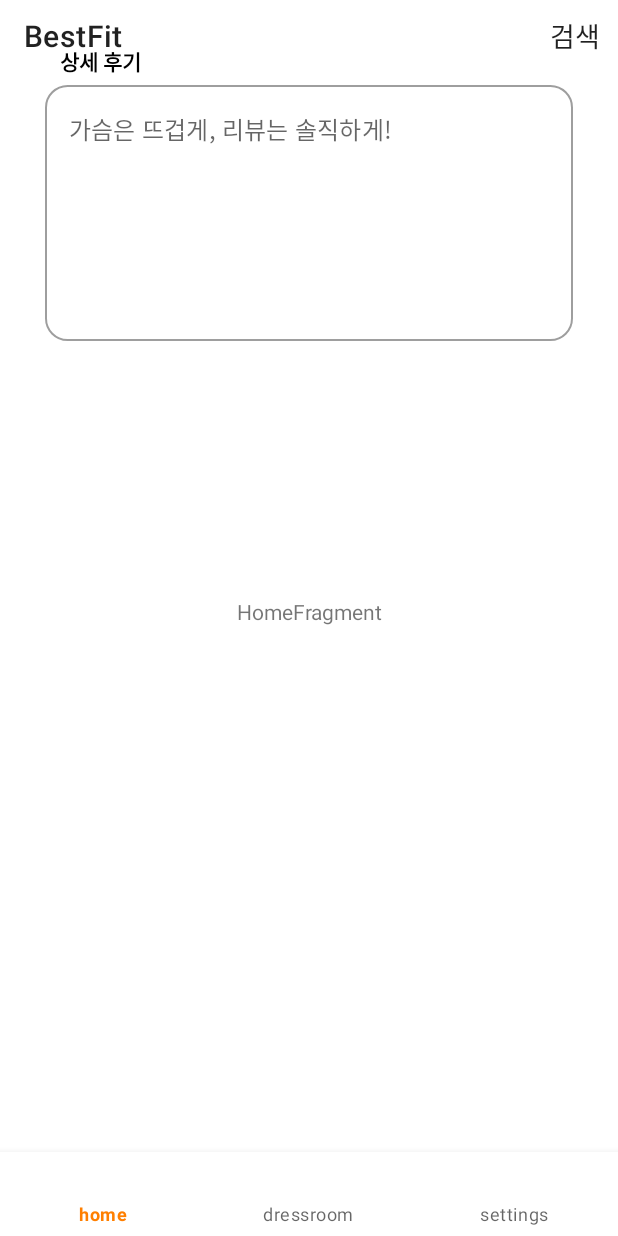
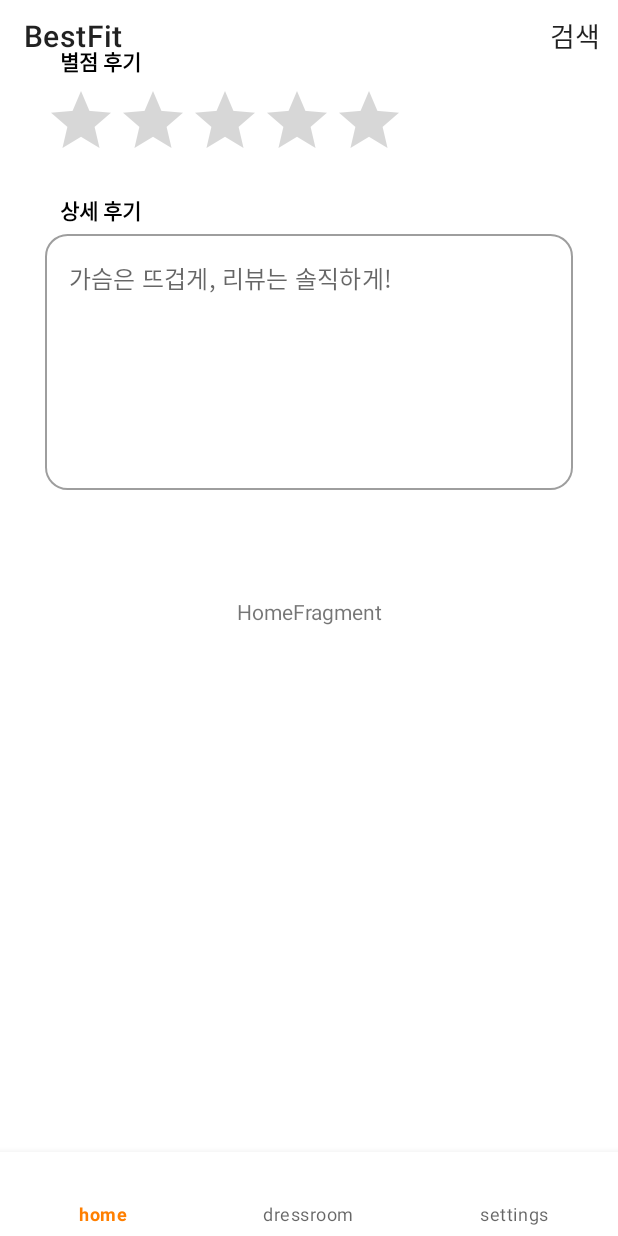
Before and after one commit to juyoung0520/BestFit, an Android app: the fragment AddItemFourthFragment placed in its activity, on a phone screen of 412 x 824 dp. Run offline under Robolectric (Android 15) with nearby library versions, the phone set to English and light mode, and no system bars; our stand-ins replace Firebase (no records; nobody signed in at launch, a user with empty details on screens opened directly).

Commit message:
add rating bar

```diff
--- a/app/src/main/java/com/example/bestfit/AddItemFirstFragment.kt
+++ b/app/src/main/java/com/example/bestfit/AddItemFirstFragment.kt
@@ -38,7 +38,6 @@ class AddItemFirstFragment  : Fragment() {
         fragmentView.fragment_add_item_first_layout_add.setOnClickListener {
             fragmentView.fragment_add_item_first_error_image.visibility = View.GONE
             addImage()
-            println("모임모임모임")
         }
 
         fragmentView.fragment_add_item_first_btn_submit.setOnClickListener {
--- a/app/src/main/java/com/example/bestfit/AddItemFourthFragment.kt
+++ b/app/src/main/java/com/example/bestfit/AddItemFourthFragment.kt
@@ -21,6 +21,10 @@ class AddItemFourthFragment : Fragment() {
             fragmentView.fragment_add_item_fourth_error_review.visibility = View.GONE
         }
 
+        fragmentView.fragment_add_item_fourth_rating.setOnRatingBarChangeListener { ratingBar, fl, b ->
+            fragmentView.fragment_add_item_fourth_error_rating.visibility = View.GONE
+        }
+
         return fragmentView
     }
 }
--- a/app/src/main/java/com/example/bestfit/DetailFragment.kt
+++ b/app/src/main/java/com/example/bestfit/DetailFragment.kt
@@ -120,6 +120,7 @@ class DetailFragment : Fragment() {
         }
 
         view.fragment_detail_tv_item_size.text = "${InitData.getSizeString(itemDTO.sizeFormatId!!, itemDTO.sizeId!!)} / $review"
+        view.fragment_detail_rating.rating = itemDTO.ratingReview!!
         view.fragment_detail_tv_review.text = itemDTO.review
         view.fragment_detail_tv_date.text = SimpleDateFormat("yyyy.MM.dd", Locale.KOREA).format(itemDTO.timestamp)
 
--- a/app/src/main/java/com/example/bestfit/model/ItemDTO.kt
+++ b/app/src/main/java/com/example/bestfit/model/ItemDTO.kt
@@ -15,6 +15,7 @@ data class ItemDTO(
     var sizeFormatId: String? = null,
     var sizeId: String? = null,
     var sizeReview: Int? = null,
+    var ratingReview: Float? = null,
     var review: String? = null,
     var searchKeywords: ArrayList<String> = arrayListOf()
 
@@ -31,6 +32,7 @@ data class ItemDTO(
         parcel.readString(),
         parcel.readString(),
         parcel.readValue(Int::class.java.classLoader) as? Int,
+        parcel.readValue(Float::class.java.classLoader) as? Float,
         parcel.readString(),
         parcel.readArrayList(String::class.java.classLoader) as ArrayList<String>
     ) {
@@ -48,6 +50,7 @@ data class ItemDTO(
         parcel.writeString(sizeFormatId)
         parcel.writeString(sizeId)
         parcel.writeValue(sizeReview)
+        parcel.writeValue(ratingReview)
         parcel.writeString(review)
         parcel.writeStringList(searchKeywords)
     }
--- a/app/src/main/java/com/example/bestfit/viewmodel/DressroomFragmentViewModel.kt
+++ b/app/src/main/java/com/example/bestfit/viewmodel/DressroomFragmentViewModel.kt
@@ -40,8 +40,10 @@ class DressroomFragmentViewModel : ViewModel() {
             val document = db.collection("accounts").document(currentUid).get().await()
             val accountDTO = document.toObject(AccountDTO::class.java)!!
 
-            if (accountDTO.items!!.isEmpty()) {
-                _isInitialized.value = true
+            if (accountDTO.items.isNullOrEmpty()) {
+                withContext(Dispatchers.Main) {
+                    _isInitialized.value = true
+                }
                 return@launch
             }
 
--- a/app/src/main/res/layout/fragment_add_item_fourth.xml
+++ b/app/src/main/res/layout/fragment_add_item_fourth.xml
@@ -15,9 +15,41 @@
         <TextView
             android:layout_width="wrap_content"
             android:layout_height="wrap_content"
+            android:text="별점 후기"
+            android:textColor="@color/colorBlack"
+            android:textStyle="bold"
+            android:layout_marginStart="10dp"
+            android:layout_marginEnd="10dp"
+            android:layout_marginBottom="5dp"/>
+
+        <RatingBar
+            android:id="@+id/fragment_add_item_fourth_rating"
+            android:layout_width="wrap_content"
+            android:layout_height="wrap_content"
+            android:stepSize="1"
+            style="@style/Widget.AppCompat.RatingBar" />
+
+        <TextView
+            android:id="@+id/fragment_add_item_fourth_error_rating"
+            android:layout_width="wrap_content"
+            android:layout_height="wrap_content"
+            android:text="별점 후기가 입력되지 않았습니다."
+            android:textStyle="bold"
+            android:textColor="@color/design_default_color_error"
+            android:gravity="center"
+            android:drawableStart="@drawable/ic_error_icon"
+            android:drawableLeft="@drawable/ic_error_icon"
+            android:drawablePadding="5dp"
+            android:layout_marginTop="10dp"
+            android:visibility="gone"/>
+
+        <TextView
+            android:layout_width="wrap_content"
+            android:layout_height="wrap_content"
             android:text="상세 후기"
             android:textColor="@color/colorBlack"
             android:textStyle="bold"
+            android:layout_marginTop="15dp"
             android:layout_marginStart="10dp"
             android:layout_marginEnd="10dp"
             android:layout_marginBottom="5dp"/>
--- a/app/src/main/res/layout/fragment_detail.xml
+++ b/app/src/main/res/layout/fragment_detail.xml
@@ -152,6 +152,7 @@
                         android:layout_marginBottom="5dp"/>
 
                     <RatingBar
+                        android:id="@+id/fragment_detail_rating"
                         android:layout_width="wrap_content"
                         android:layout_height="wrap_content"
                         android:rating="3"
```
Also changed, not shown: app/src/main/java/com/example/bestfit/AccountFragment.kt (+8 -0 lines), app/src/main/java/com/example/bestfit/AddItemActivity.kt (+5 -2 lines).
